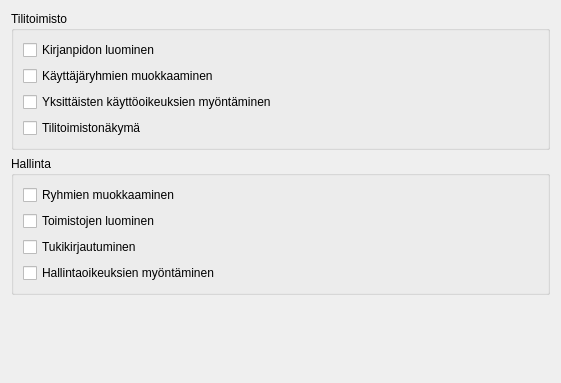
The window that kitsas/toimisto/toimistooikeudet.ui (artoh/kitupiikki) describes before a commit, drawn with Qt 5.
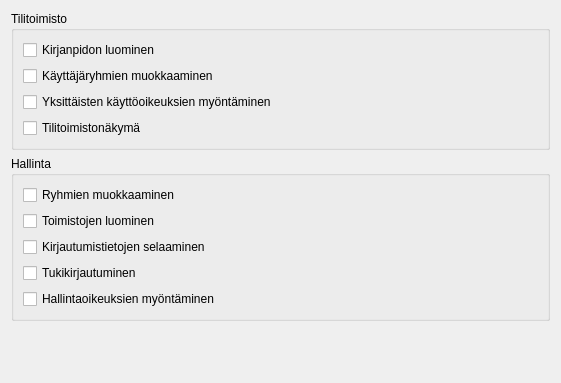
The same window after the commit.

```diff
--- a/kitsas/toimisto/toimistooikeudet.ui
+++ b/kitsas/toimisto/toimistooikeudet.ui
@@ -89,6 +89,16 @@
         </property>
        </widget>
       </item>
+      <item>
+       <widget class="QCheckBox" name="checkBox_9">
+        <property name="text">
+         <string>Kirjautumistietojen selaaminen</string>
+        </property>
+        <property name="Oikeus" stdset="0">
+         <string notr="true">OL</string>
+        </property>
+       </widget>
+      </item>
       <item>
        <widget class="QCheckBox" name="checkBox_7">
         <property name="text">
```
